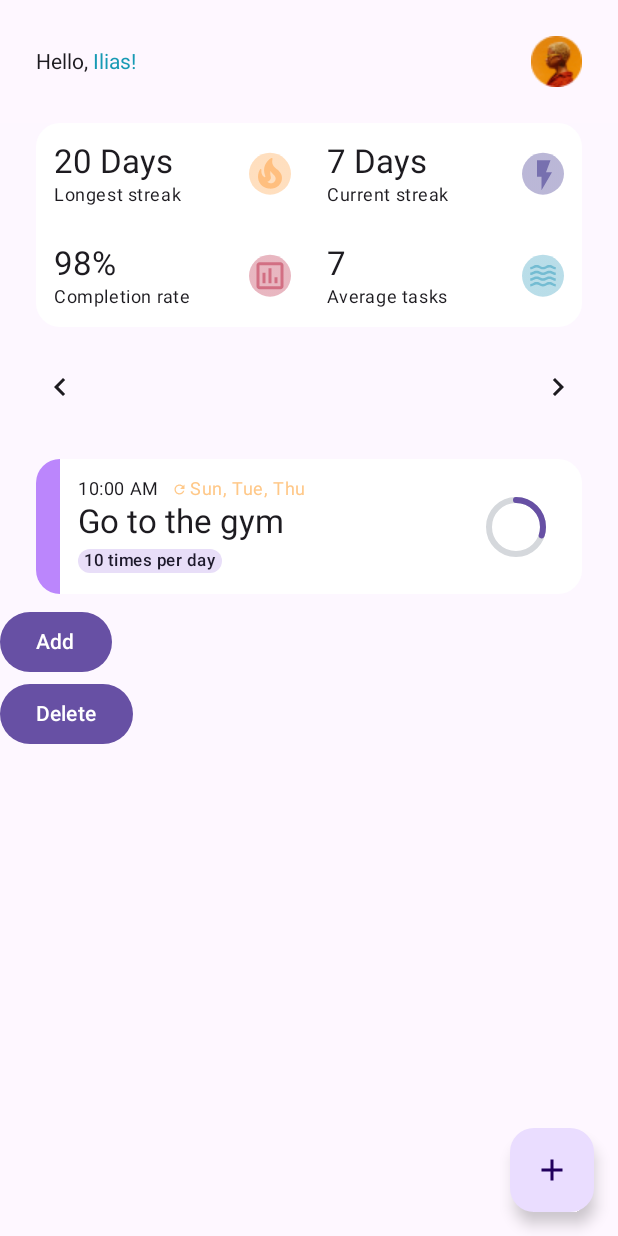
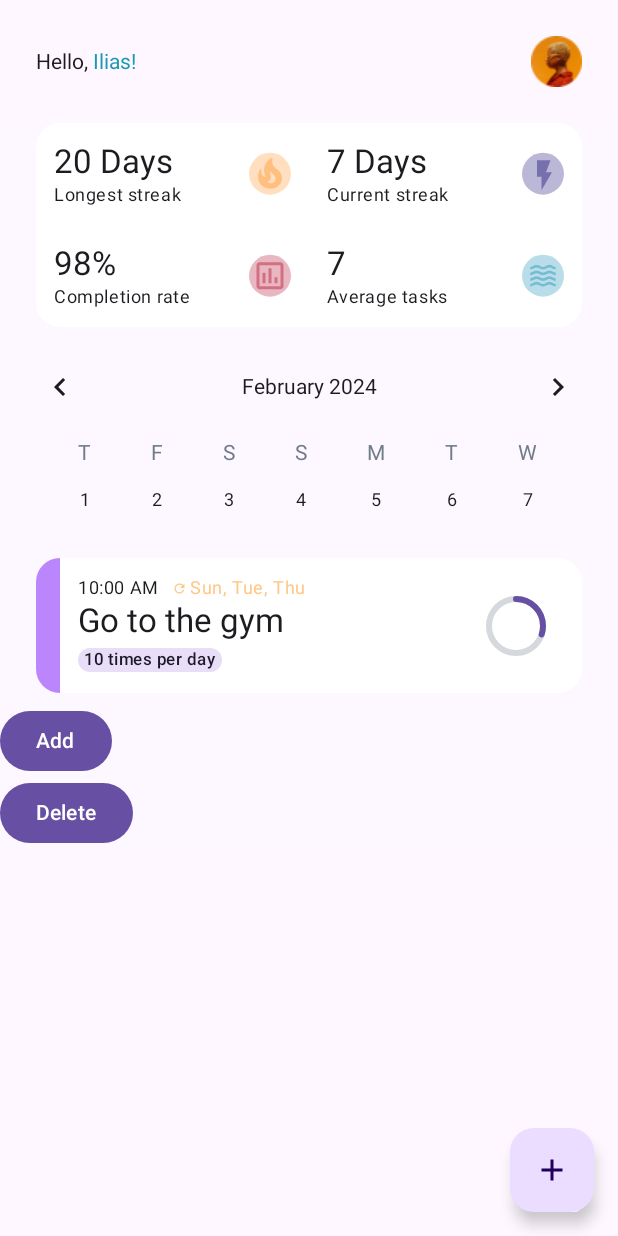
Before and after one commit to ikelasov/Habits, an Android app built with Jetpack Compose: the @Preview function ScreenPreview, on a phone screen of 412 x 824 dp. Run offline under Robolectric (Android 15) with nearby library versions, the phone set to English and light mode, and no system bars; our stand-ins replace Dagger/Hilt's generated code.

Commit message:
Add mock Calendar data in screen preview

```diff
--- a/app/src/main/java/com/example/habits/view/habits/HabitsScreen.kt
+++ b/app/src/main/java/com/example/habits/view/habits/HabitsScreen.kt
@@ -33,6 +33,7 @@ import com.example.habits.view.habits.screencomponents.HorizontalCalendar
 import com.example.habits.view.habits.screencomponents.StatisticsContent
 import com.example.habits.view.habits.screencomponents.StatisticsItem
 import com.example.habits.view.habits.screencomponents.TopBar
+import com.example.habits.view.habits.utils.getDaysOfMonth
 
 @Composable
 fun HabitsScreen(
@@ -234,7 +235,7 @@ fun ScreenPreview() {
     ScreenContent(
         listOf(mockHabit),
         getMockStatisticsDate(),
-        CalendarDataUi(),
+        CalendarDataUi(selectedMonth = "February 2024", daysOfMonth = getDaysOfMonth(2024, 2)),
         {},
         {},
         {},
```
